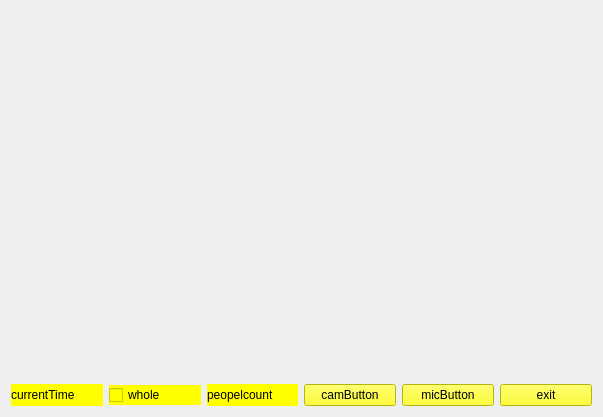
First picture: the form in meeting.ui, repository JustTALK-veda/Client_QT, before the edit.
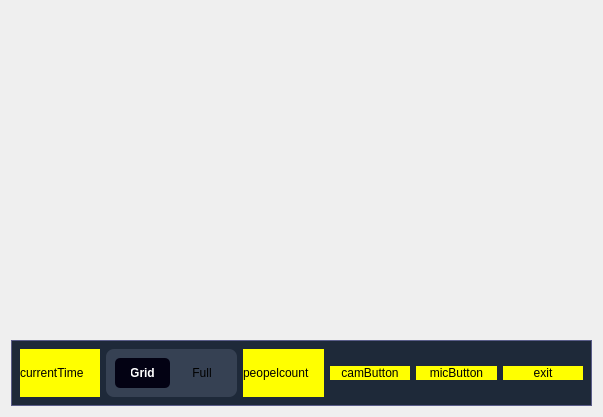
Second picture: the form after the edit.

Commit message: feat: add cctv (= full) frame

```diff
--- a/meeting.ui
+++ b/meeting.ui
@@ -18,11 +18,15 @@
     <widget class="QStackedWidget" name="stackedWidget"/>
    </item>
    <item>
-    <layout class="QHBoxLayout" name="footbar">
+    <widget class="QWidget" name="footbar" native="true">
+     <property name="styleSheet">
+      <string notr="true">background-color: #1E2939; border: 1px solid #5A5D89;</string>
+     </property>
+     <layout class="QHBoxLayout" name="horizontalLayout_2">
      <item>
       <widget class="QLabel" name="currentTimeLabel">
        <property name="styleSheet">
-        <string notr="true">background-color:yellow;</string>
+         <string notr="true">background-color:yellow; 	border: none;</string>
        </property>
        <property name="text">
         <string>currentTime</string>
@@ -30,19 +34,99 @@
       </widget>
      </item>
      <item>
-      <widget class="QCheckBox" name="checkBox">
+       <widget class="QWidget" name="viewmodeContainer" native="true">
        <property name="styleSheet">
-        <string notr="true">background-color:yellow;</string>
-       </property>
+         <string notr="true">background-color: #364153; 
+border: none;    
+border-radius: 8px;
+padding: 4px;
+</string>
+        </property>
+        <layout class="QHBoxLayout" name="horizontalLayout">
+         <item>
+          <widget class="QPushButton" name="gridButton">
+           <property name="styleSheet">
+            <string notr="true">QPushButton {
+    background-color: #364153;
+    color: black;
+    border: none;
+    padding: 8px 16px;
+    border-radius: 5px;
+}
+
+QPushButton:checked {
+    background-color: #030213;
+    color: white;
+    font-weight: bold;
+}
+
+QPushButton:checked:hover {
+    background-color: #030213;
+    color: white;
+    font-weight: bold;
+}
+
+QPushButton:hover {
+    background-color: #E9EBEF;
+	color: black;
+}
+</string>
+           </property>
        <property name="text">
-        <string>whole</string>
-       </property>
+            <string>Grid</string>
+           </property>
+           <property name="checkable">
+            <bool>true</bool>
+           </property>
+           <property name="checked">
+            <bool>true</bool>
+           </property>
+          </widget>
+         </item>
+         <item>
+          <widget class="QPushButton" name="fullButton">
+           <property name="styleSheet">
+            <string notr="true">QPushButton {
+    background-color: #364153;
+    color: black;
+    border: none;
+    padding: 8px 16px;
+    border-radius: 5px;
+}
+
+QPushButton:checked {
+    background-color: #030213;
+    color: white;
+    font-weight: bold;
+}
+
+QPushButton:checked:hover {
+    background-color: #030213;
+    color: white;
+    font-weight: bold;
+}
+
+QPushButton:hover {
+    background-color: #E9EBEF;
+	color: black;
+}
+</string>
+           </property>
+           <property name="text">
+            <string>Full</string>
+           </property>
+           <property name="checkable">
+            <bool>true</bool>
+           </property>
+          </widget>
+         </item>
+        </layout>
       </widget>
      </item>
      <item>
       <widget class="QLabel" name="peopleCountLabel">
        <property name="styleSheet">
-        <string notr="true">background-color:yellow;</string>
+         <string notr="true">background-color:yellow; 	border: none;</string>
        </property>
        <property name="text">
         <string>peopelcount</string>
@@ -52,7 +136,7 @@
      <item>
       <widget class="QPushButton" name="camButton">
        <property name="styleSheet">
-        <string notr="true">background-color:yellow;</string>
+         <string notr="true">background-color:yellow; 	border: none;</string>
        </property>
        <property name="text">
         <string>camButton</string>
@@ -62,7 +146,7 @@
      <item>
       <widget class="QPushButton" name="micButton">
        <property name="styleSheet">
-        <string notr="true">background-color:yellow;</string>
+         <string notr="true">background-color:yellow; 	border: none;</string>
        </property>
        <property name="text">
         <string>micButton</string>
@@ -72,7 +156,7 @@
      <item>
       <widget class="QPushButton" name="exitButton">
        <property name="styleSheet">
-        <string notr="true">background-color:yellow;</string>
+         <string notr="true">background-color:yellow; 	border: none;</string>
        </property>
        <property name="text">
         <string>exit</string>
@@ -80,6 +164,7 @@
       </widget>
      </item>
     </layout>
+    </widget>
    </item>
   </layout>
  </widget>
```
Lines whose indentation alone changed are shown as unchanged. The commit also changes 9 other files.
